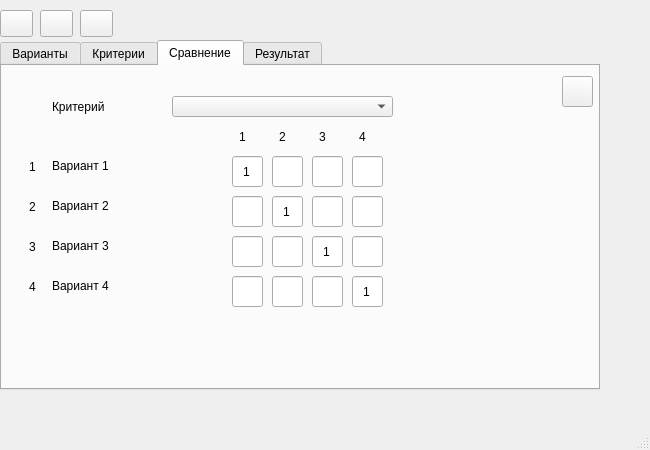
Old version of the form source/mainwindow.ui in the repository DefautName/MagWork.
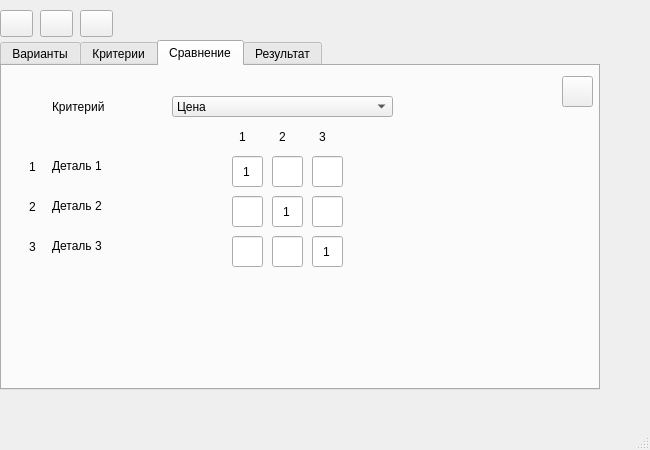
New version of the form. The open tabs and pages were chosen to show the change. Icons and pictures are not drawn.

```diff
--- a/source/mainwindow.ui
+++ b/source/mainwindow.ui
@@ -830,6 +830,24 @@
         <height>21</height>
        </rect>
       </property>
+      <property name="currentText">
+       <string>Цена</string>
+      </property>
+      <item>
+       <property name="text">
+        <string>Цена</string>
+       </property>
+      </item>
+      <item>
+       <property name="text">
+        <string>Качество</string>
+       </property>
+      </item>
+      <item>
+       <property name="text">
+        <string>Сроки</string>
+       </property>
+      </item>
      </widget>
      <widget class="QLabel" name="label_4">
       <property name="geometry">
@@ -844,19 +862,6 @@
        <string>Критерий</string>
       </property>
      </widget>
-     <widget class="QLineEdit" name="VarCom_43">
-      <property name="geometry">
-       <rect>
-        <x>310</x>
-        <y>210</y>
-        <width>31</width>
-        <height>31</height>
-       </rect>
-      </property>
-      <property name="alignment">
-       <set>Qt::AlignmentFlag::AlignCenter</set>
-      </property>
-     </widget>
      <widget class="QLineEdit" name="VarCom_13">
       <property name="geometry">
        <rect>
@@ -886,70 +891,6 @@
        <set>Qt::AlignmentFlag::AlignCenter</set>
       </property>
      </widget>
-     <widget class="QLineEdit" name="VarCom_44">
-      <property name="geometry">
-       <rect>
-        <x>350</x>
-        <y>210</y>
-        <width>31</width>
-        <height>31</height>
-       </rect>
-      </property>
-      <property name="cursor">
-       <cursorShape>ArrowCursor</cursorShape>
-      </property>
-      <property name="text">
-       <string>1</string>
-      </property>
-      <property name="alignment">
-       <set>Qt::AlignmentFlag::AlignCenter</set>
-      </property>
-      <property name="readOnly">
-       <bool>true</bool>
-      </property>
-     </widget>
-     <widget class="QLineEdit" name="VarCom_41">
-      <property name="geometry">
-       <rect>
-        <x>230</x>
-        <y>210</y>
-        <width>31</width>
-        <height>31</height>
-       </rect>
-      </property>
-      <property name="alignment">
-       <set>Qt::AlignmentFlag::AlignCenter</set>
-      </property>
-     </widget>
-     <widget class="QLabel" name="label_17">
-      <property name="geometry">
-       <rect>
-        <x>20</x>
-        <y>210</y>
-        <width>21</width>
-        <height>21</height>
-       </rect>
-      </property>
-      <property name="text">
-       <string>4</string>
-      </property>
-      <property name="alignment">
-       <set>Qt::AlignmentFlag::AlignCenter</set>
-      </property>
-     </widget>
-     <widget class="QLineEdit" name="VarCom_24">
-      <property name="geometry">
-       <rect>
-        <x>350</x>
-        <y>130</y>
-        <width>31</width>
-        <height>31</height>
-       </rect>
-      </property>
-      <property name="alignment">
-       <set>Qt::AlignmentFlag::AlignCenter</set>
-      </property>
-     </widget>
      <widget class="QLineEdit" name="VarCom_31">
       <property name="geometry">
        <rect>
@@ -979,22 +920,6 @@
        <set>Qt::AlignmentFlag::AlignCenter</set>
       </property>
      </widget>
-     <widget class="QLabel" name="label_20">
-      <property name="geometry">
-       <rect>
-        <x>350</x>
-        <y>60</y>
-        <width>21</width>
-        <height>21</height>
-       </rect>
-      </property>
-      <property name="text">
-       <string>4</string>
-      </property>
-      <property name="alignment">
-       <set>Qt::AlignmentFlag::AlignCenter</set>
-      </property>
-     </widget>
      <widget class="QLabel" name="label_22">
       <property name="geometry">
        <rect>
@@ -1042,32 +967,6 @@
        <bool>true</bool>
       </property>
      </widget>
-     <widget class="QLineEdit" name="VarCom_42">
-      <property name="geometry">
-       <rect>
-        <x>270</x>
-        <y>210</y>
-        <width>31</width>
-        <height>31</height>
-       </rect>
-      </property>
-      <property name="alignment">
-       <set>Qt::AlignmentFlag::AlignCenter</set>
-      </property>
-     </widget>
-     <widget class="QLineEdit" name="VarCom_34">
-      <property name="geometry">
-       <rect>
-        <x>350</x>
-        <y>170</y>
-        <width>31</width>
-        <height>31</height>
-       </rect>
-      </property>
-      <property name="alignment">
-       <set>Qt::AlignmentFlag::AlignCenter</set>
-      </property>
-     </widget>
      <widget class="QLabel" name="label_23">
       <property name="geometry">
        <rect>
@@ -1167,19 +1066,6 @@
        <set>Qt::AlignmentFlag::AlignCenter</set>
       </property>
      </widget>
-     <widget class="QLineEdit" name="VarCom_14">
-      <property name="geometry">
-       <rect>
-        <x>350</x>
-        <y>90</y>
-        <width>31</width>
-        <height>31</height>
-       </rect>
-      </property>
-      <property name="alignment">
-       <set>Qt::AlignmentFlag::AlignCenter</set>
-      </property>
-     </widget>
      <widget class="QLabel" name="label_24">
       <property name="geometry">
        <rect>
@@ -1235,7 +1121,7 @@
        </rect>
       </property>
       <property name="text">
-       <string>Вариант 1</string>
+       <string>Деталь 1</string>
       </property>
      </widget>
      <widget class="QLabel" name="VarName2">
@@ -1248,7 +1134,7 @@
        </rect>
       </property>
       <property name="text">
-       <string>Вариант 2</string>
+       <string>Деталь 2</string>
       </property>
      </widget>
      <widget class="QLabel" name="VarName3">
@@ -1261,20 +1147,7 @@
        </rect>
       </property>
       <property name="text">
-       <string>Вариант 3</string>
-      </property>
-     </widget>
-     <widget class="QLabel" name="VarName4">
-      <property name="geometry">
-       <rect>
-        <x>50</x>
-        <y>210</y>
-        <width>171</width>
-        <height>20</height>
-       </rect>
-      </property>
-      <property name="text">
-       <string>Вариант 4</string>
+       <string>Деталь 3</string>
       </property>
      </widget>
      <widget class="QPushButton" name="CompHelp">
```
Left out of the diff: 107 changed lines with no effect on the pictures.
